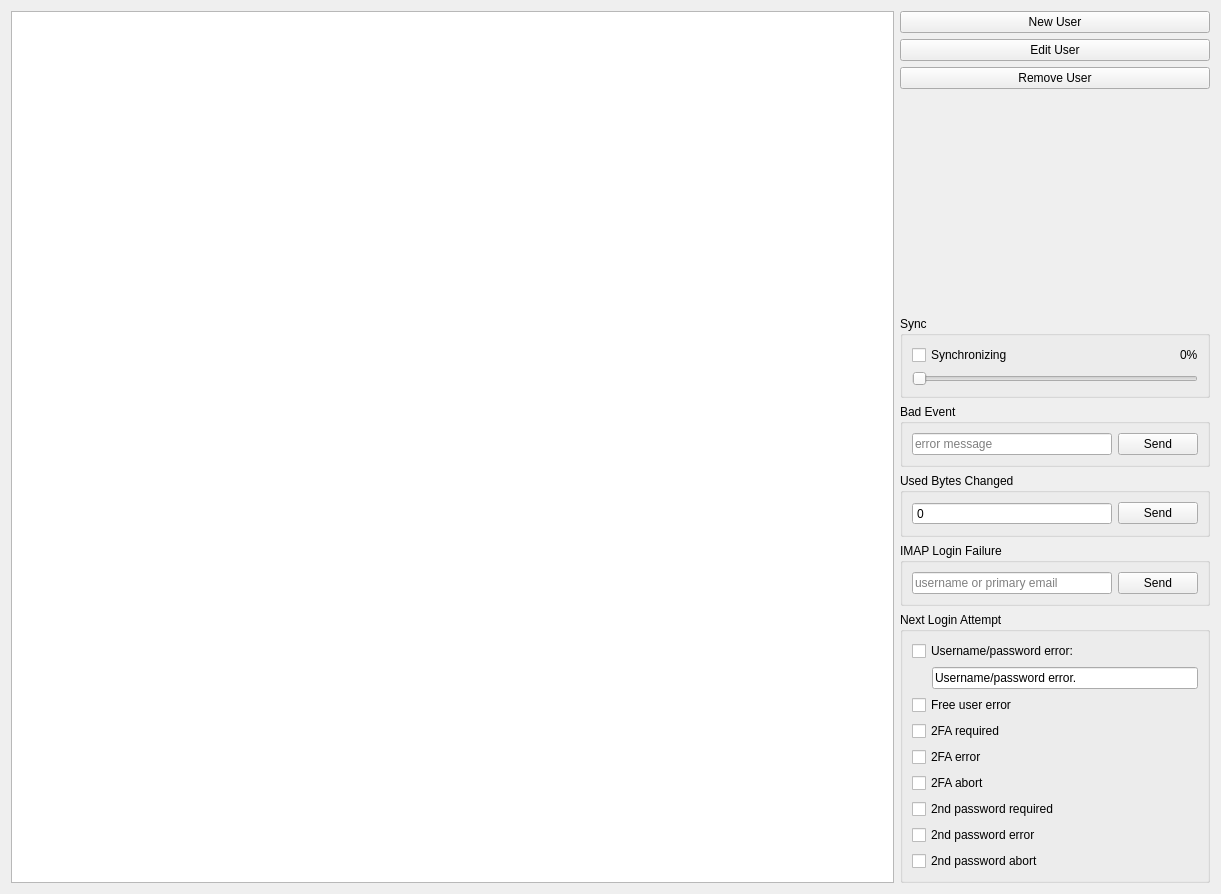
Above: internal/frontend/bridge-gui/bridge-gui-tester/Tabs/UsersTab.ui from ProtonMail/proton-bridge before the change. Below: the same form after it.
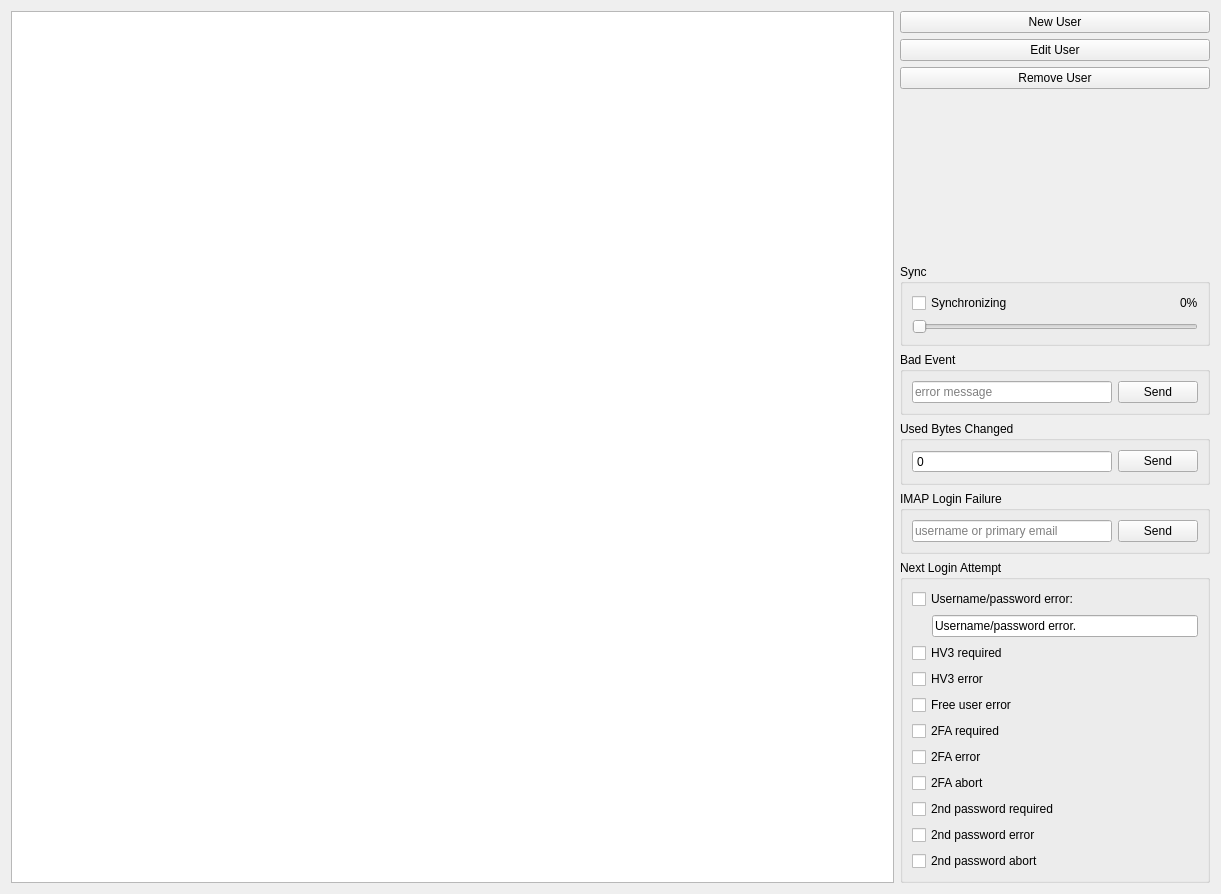
That is the form after the change.

```diff
--- a/internal/frontend/bridge-gui/bridge-gui-tester/Tabs/UsersTab.ui
+++ b/internal/frontend/bridge-gui/bridge-gui-tester/Tabs/UsersTab.ui
@@ -290,6 +290,20 @@
           </item>
          </layout>
         </item>
+        <item>
+         <widget class="QCheckBox" name="checkHV3Required">
+          <property name="text">
+           <string>HV3 required</string>
+          </property>
+         </widget>
+        </item>
+        <item>
+         <widget class="QCheckBox" name="checkHV3Error">
+          <property name="text">
+           <string>HV3 error</string>
+          </property>
+         </widget>
+        </item>
         <item>
          <widget class="QCheckBox" name="checkFreeUserError">
           <property name="text">
```
